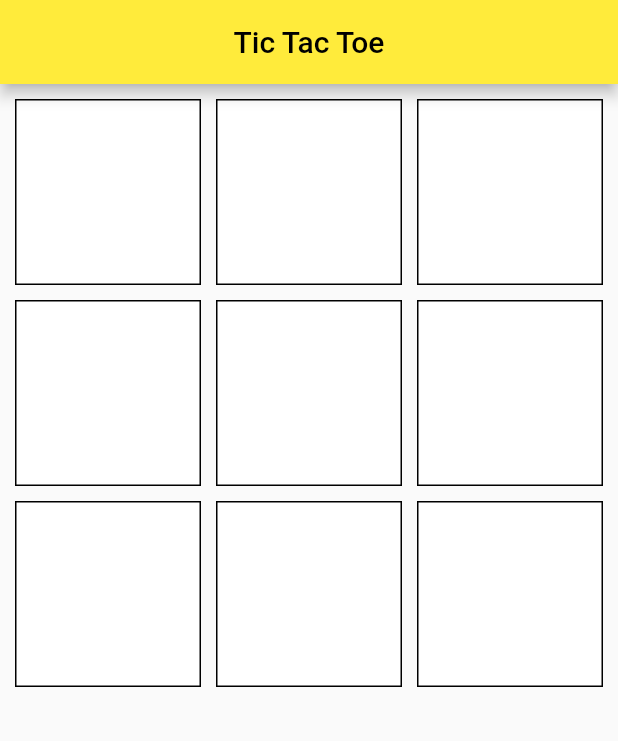
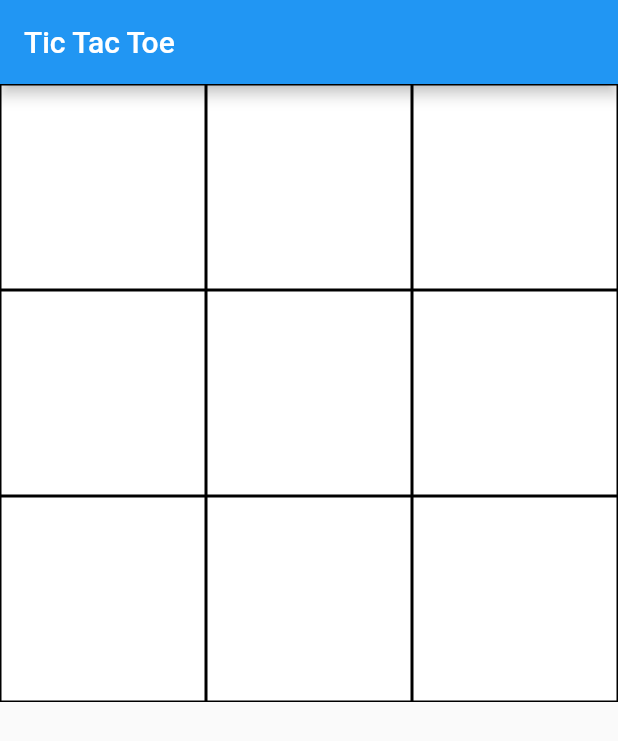
Before and after one commit to bdykdz/gadtema3, a Flutter app: the screen it shows after launch, on a phone screen of 412 x 824 dp. Shown: the top 741 px of the screen. Run offline on Flutter 3.47's test engine with Material 2 defaults, Android fonts, the phone set to English and light mode, and no system bars.

Commit message:
corect dupa  clip, v2

```diff
--- a/lib/main.dart
+++ b/lib/main.dart
@@ -1,23 +1,10 @@
+import 'package:flutter/material.dart';
 import 'dart:math';
-import 'package:flutter/material.dart';
 
 void main() {
-  runApp(const TicTacToeApp());
-}
-
-class TicTacToeApp extends StatelessWidget {
-  const TicTacToeApp({Key? key}) : super(key: key);
-
-  @override
-  Widget build(BuildContext context) {
-    return MaterialApp(
-      title: 'Tic Tac Toe',
-      theme: ThemeData(
-        primarySwatch: Colors.blue,
-      ),
-      home: const TicTacToeGame(),
-    );
-  }
+  runApp(const MaterialApp(
+    home: TicTacToeGame(),
+  ));
 }
 
 class TicTacToeGame extends StatefulWidget {
@@ -30,33 +17,29 @@ class TicTacToeGame extends StatefulWidget {
 class _TicTacToeGameState extends State<TicTacToeGame> {
   List<String> _board = List.filled(9, '');
   bool _isPlayerTurn = true;
+  List<int>? _winningIndices;
 
   @override
   Widget build(BuildContext context) {
+    _winningIndices = _checkWinner(_board);
     return Scaffold(
       appBar: AppBar(
-       title: Text(
-    'Tic Tac Toe',
-    style: TextStyle(
-      color: Colors.black,
+        title: const Text('Tic Tac Toe'),
       ),
+      body: Stack(
+        children: [
+          _buildBoard(),
+          if (_winningIndices != null) _buildPlayAgainButton(),
+        ],
       ),
-  backgroundColor: Colors.yellow,
-  centerTitle: true,
-      ),
-      body: _buildBoard(),
     );
   }
 
   Widget _buildBoard() {
     return GridView.builder(
-      padding: const EdgeInsets.all(10.0),
       itemCount: 9,
       gridDelegate: const SliverGridDelegateWithFixedCrossAxisCount(
         crossAxisCount: 3,
-        mainAxisSpacing: 10.0,
-        crossAxisSpacing: 10.0,
-        childAspectRatio: 1.0,
       ),
       itemBuilder: (BuildContext context, int index) {
         return _buildSquare(index);
@@ -65,6 +48,9 @@ class _TicTacToeGameState extends State<TicTacToeGame> {
   }
 
 Widget _buildSquare(int index) {
+  bool isWinningSquare = _winningIndices != null && _winningIndices!.contains(index);
+  bool gameOver = _isGameOver();
+
   return GestureDetector(
     onTap: () => _handleTap(index),
     child: AnimatedContainer(
@@ -72,7 +58,11 @@ class _TicTacToeGameState extends State<TicTacToeGame> {
       curve: Curves.ease,
       decoration: BoxDecoration(
         border: Border.all(color: Colors.black),
-        color: _board[index] == 'P'
+        color: isWinningSquare
+            ? (_board[index] == 'P' ? Colors.green : Colors.red)
+            : gameOver
+                ? Colors.white
+                : _board[index] == 'P'
                     ? Colors.green
                     : _board[index] == 'A'
                         ? Colors.red
@@ -125,20 +115,18 @@ void _aiTurn() {
     _isGameOver();
   }
 
-
-
   int _minimax(List<String> board, bool isMaximizing) {
-    String winner = _checkWinner(board);
-    if (winner != '') {
-      return winner == 'P' ? -1 : 1;
+    if (_isGameOver()) {
+      if (_winningIndices != null) {
+        return board[_winningIndices![0]] == 'A' ? 1 : -1;
+      } else {
+        return 0;
       }
-
-    if (board.every((square) => square != '')) {
-      return 0;
     }
 
     if (isMaximizing) {
       int bestScore = -1000;
+
             for (int i = 0; i < 9; i++) {
         if (board[i] == '') {
           board[i] = 'A';
@@ -163,7 +151,11 @@ void _aiTurn() {
     }
   }
 
-String _checkWinner(List<String> board) {
+  bool _isGameOver() {
+    return _checkWinner(_board) != null || !_board.contains('');
+  }
+
+  List<int>? _checkWinner(List<String> board) {
     List<List<int>> winningPositions = [
       [0, 1, 2],
       [3, 4, 5],
@@ -181,48 +173,24 @@ for (List<int> winningPosition in winningPositions) {
       String c = board[winningPosition[2]];
 
       if (a == b && b == c && a != '') {
-    return a;
+        return winningPosition;
       }
     }
 
-return '';
+    return null;
   }
 
-bool _isGameOver() {
-String winner = _checkWinner(_board);
-if (winner != '') {
-  String message = winner == 'P' ? 'Player wins!' : 'AI wins!';
-  _showDialog(message);
-  return true;
-} else if (_board.every((square) => square != '')) {
-  _showDialog('It\'s a draw!');
-  return true;
-}
-
-return false;
-}
-
-void _showDialog(String message) {
-showDialog<void>(
-context: context,
-barrierDismissible: false,
-builder: (BuildContext context) {
-return AlertDialog(
-title: Text(message),
-actions: <Widget>[
-TextButton(
-child: const Text('Play again'),
+  Widget _buildPlayAgainButton() {
+    return Center(
+      child: ElevatedButton(
         onPressed: () {
           setState(() {
             _board = List.filled(9, '');
             _isPlayerTurn = true;
           });
-Navigator.of(context).pop();
         },
+        child: const Text('Play again'),
       ),
-],
-);
-},
     );
   }
 }
```
Lines whose indentation alone changed are shown as unchanged.
